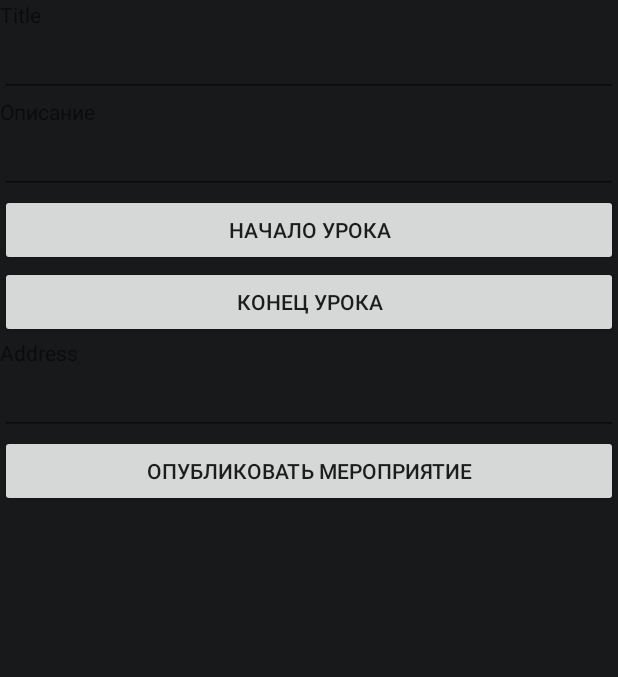
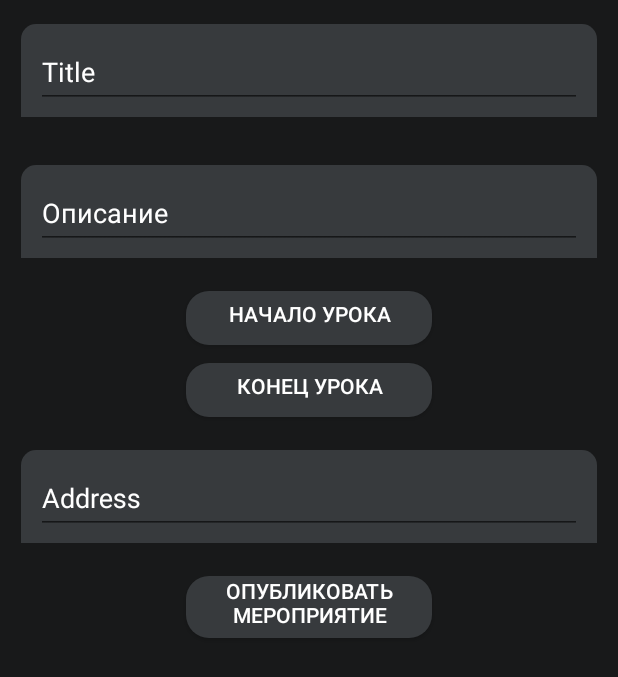
Before and after one commit to AKSUMRUS/Students-Lab2, an Android app: the fragment CreateEvent placed in its activity, on a phone screen of 412 x 824 dp. Shown: the top 677 px of the screen. Run offline under Robolectric (Android 15) with nearby library versions, the phone set to English and light mode, and no system bars; our stand-ins replace Firebase (no records; nobody signed in at launch, a user with empty details on screens opened directly).

Commit message:
Reg Final

```diff
--- a/app/src/main/res/layout/activity_create_event.xml
+++ b/app/src/main/res/layout/activity_create_event.xml
@@ -8,59 +8,104 @@
     android:orientation="vertical">
 
 
-    <TextView
-        android:id="@+id/title_text"
+    <com.google.android.material.textfield.TextInputLayout
+        android:id="@+id/textField"
         android:layout_width="match_parent"
         android:layout_height="wrap_content"
-        android:text="@string/title" />
+        android:textColor="@color/colorWhite"
+        android:textColorHint="@color/colorWhite"
+        android:background="@drawable/rounded_input"
+        android:layout_margin="10dp"
+        android:hint="@string/title">
 
-    <EditText
-        android:id="@+id/title_input"
+        <com.google.android.material.textfield.TextInputEditText
             android:layout_width="match_parent"
             android:layout_height="wrap_content"
-        android:ems="10" />
+            android:layout_marginRight="10dp"
+            android:layout_marginLeft="10dp"
+            android:textColor="@color/colorWhite"
+            android:textColorLink="@color/colorWhite"
+            android:textColorHint="@color/colorWhite"
+            android:id="@+id/title_input"
+            />
 
-    <TextView
-        android:id="@+id/description_text"
+    </com.google.android.material.textfield.TextInputLayout>
+
+    <com.google.android.material.textfield.TextInputLayout
+        android:id="@+id/textField1"
         android:layout_width="match_parent"
         android:layout_height="wrap_content"
-        android:text="@string/description" />
+        android:textColor="@color/colorWhite"
+        android:textColorHint="@color/colorWhite"
+        android:background="@drawable/rounded_input"
+        android:layout_margin="10dp"
+        android:hint="@string/description">
 
-    <EditText
-        android:id="@+id/description_input"
+        <com.google.android.material.textfield.TextInputEditText
             android:layout_width="match_parent"
             android:layout_height="wrap_content"
-        android:ems="10" />
+            android:layout_marginRight="10dp"
+            android:layout_marginLeft="10dp"
+            android:textColor="@color/colorWhite"
+            android:textColorLink="@color/colorWhite"
+            android:textColorHint="@color/colorWhite"
+            android:id="@+id/description_input"
+            />
+
+    </com.google.android.material.textfield.TextInputLayout>
 
 
     <Button
         android:id="@+id/time_start_lesson"
         android:layout_width="match_parent"
         android:layout_height="wrap_content"
+        android:layout_marginRight="120dp"
+        android:layout_marginLeft="120dp"
+        android:background="@drawable/rounded_button"
+        android:textColor="@color/colorWhite"
         android:text="@string/time_start_lesson" />
 
     <Button
         android:id="@+id/time_end_lesson"
         android:layout_width="match_parent"
         android:layout_height="wrap_content"
+        android:layout_marginRight="120dp"
+        android:layout_marginLeft="120dp"
+        android:background="@drawable/rounded_button"
+        android:textColor="@color/colorWhite"
         android:text="@string/time_end_lesson" />
 
-    <TextView
-        android:id="@+id/address_text"
+    <com.google.android.material.textfield.TextInputLayout
+        android:id="@+id/textField3"
         android:layout_width="match_parent"
         android:layout_height="wrap_content"
-        android:text="@string/address" />
+        android:textColor="@color/colorWhite"
+        android:textColorHint="@color/colorWhite"
+        android:background="@drawable/rounded_input"
+        android:layout_margin="10dp"
+        android:hint="@string/address">
 
-    <EditText
-        android:id="@+id/address_input"
+        <com.google.android.material.textfield.TextInputEditText
             android:layout_width="match_parent"
             android:layout_height="wrap_content"
-        android:ems="10" />
+            android:layout_marginRight="10dp"
+            android:layout_marginLeft="10dp"
+            android:textColor="@color/colorWhite"
+            android:textColorLink="@color/colorWhite"
+            android:textColorHint="@color/colorWhite"
+            android:id="@+id/address_input"
+            />
+
+    </com.google.android.material.textfield.TextInputLayout>
 
     <Button
         android:id="@+id/send_event_button"
         android:layout_width="match_parent"
         android:layout_height="wrap_content"
+        android:layout_marginRight="120dp"
+        android:layout_marginLeft="120dp"
+        android:background="@drawable/rounded_button"
+        android:textColor="@color/colorWhite"
         android:text="@string/send_event" />
 
 </LinearLayout>
```
Lines whose indentation alone changed are shown as unchanged.
